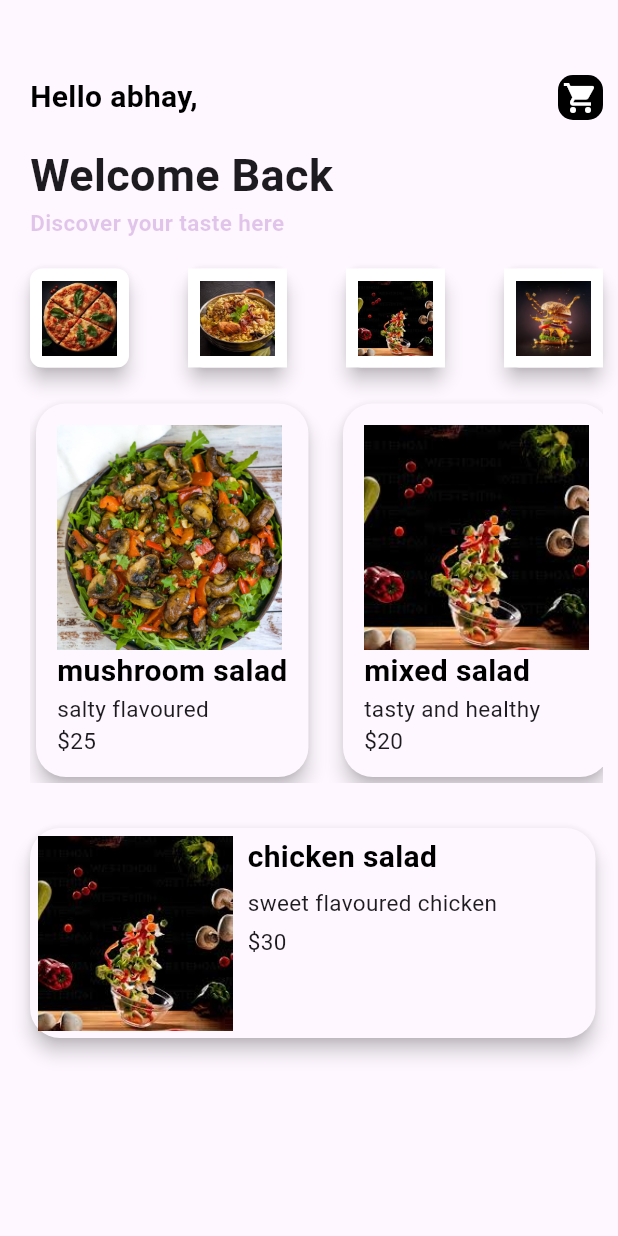
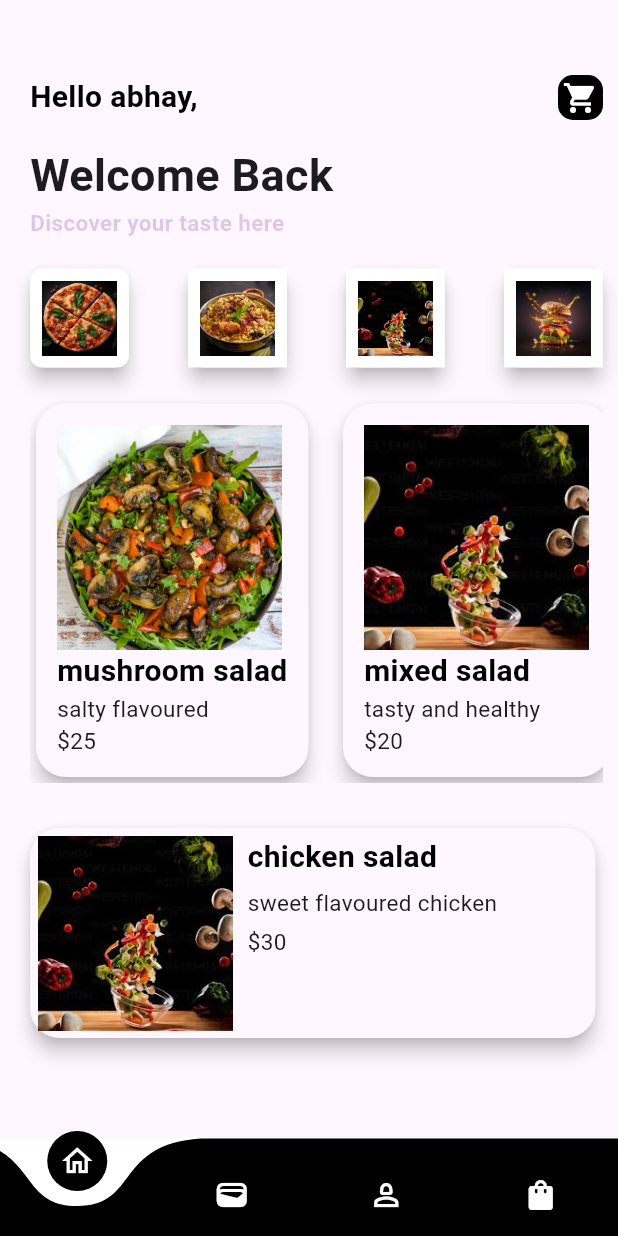
Before and after one commit to abhi00rnair/foodie, a Flutter app: the screen it shows after launch, on a phone screen of 412 x 824 dp. Run offline on Flutter 3.47's test engine with Material 3 defaults, Android fonts, the phone set to English and light mode, and no system bars; drawn by our look-alikes of curved_navigation_bar.

Commit message:
second one

```diff
--- a/lib/main.dart
+++ b/lib/main.dart
@@ -1,4 +1,5 @@
 import 'package:flutter/material.dart';
+import 'package:foodie/pages/bottom.dart';
 import 'package:foodie/pages/home.dart';
 
 void main() {
@@ -12,7 +13,7 @@ class Myapp extends StatelessWidget {
   Widget build(BuildContext context) {
     return MaterialApp(
       debugShowCheckedModeBanner: false,
-      home: home(),
+      home: bottom(),
     );
   }
 }
--- a/lib/pages/bottom.dart
+++ b/lib/pages/bottom.dart
@@ -3,7 +3,7 @@ import 'package:foodie/pages/home.dart';
 import 'package:foodie/pages/order.dart';
 import 'package:foodie/pages/profile.dart';
 import 'package:foodie/pages/wallet.dart';
-//import 'package:curved_navigation_bar/curved_navigation_bar.dart';
+import 'package:curved_navigation_bar/curved_navigation_bar.dart';
 
 class bottom extends StatefulWidget {
   const bottom({super.key});
@@ -32,6 +32,37 @@ class _bottomState extends State<bottom> {
 
   @override
   Widget build(BuildContext context) {
-    return Scaffold(bottomNavigationBar: curved);
+    return Scaffold(
+      bottomNavigationBar: CurvedNavigationBar(
+        height: 65,
+        backgroundColor: Color.fromARGB(255, 255, 255, 255),
+        color: Colors.black,
+        animationDuration: Duration(milliseconds: 500),
+        onTap: (int index) {
+          setState(() {
+            currentindex = index;
+          });
+        },
+        items: const [
+          Icon(
+            Icons.home_outlined,
+            color: Color.fromARGB(255, 255, 255, 255),
+          ),
+          Icon(
+            Icons.wallet,
+            color: Color.fromARGB(255, 255, 255, 255),
+          ),
+          Icon(
+            Icons.person_2_outlined,
+            color: Color.fromARGB(255, 255, 255, 255),
+          ),
+          Icon(
+            Icons.shopping_bag,
+            color: Color.fromARGB(255, 255, 255, 255),
+          ),
+        ],
+      ),
+      body: pages[currentindex],
+    );
   }
 }
--- a/lib/pages/home.dart
+++ b/lib/pages/home.dart
@@ -1,6 +1,7 @@
 import 'package:flutter/material.dart';
 //import 'package:';
 import 'package:flutter/widgets.dart';
+import 'package:foodie/pages/details.dart';
 import 'package:foodie/pages/widgets/supprtwidget.dart';
 
 class home extends StatefulWidget {
@@ -66,7 +67,16 @@ class _HomeState extends State<home> {
               scrollDirection: Axis.horizontal,
               child: Row(
                 children: [
-                  Container(
+                  GestureDetector(
+                    onTap: () {
+                      Navigator.push(
+                        context,
+                        MaterialPageRoute(
+                          builder: (context) => Details(),
+                        ),
+                      );
+                    },
+                    child: Container(
                       margin: EdgeInsets.all(4),
                       child: Material(
                         elevation: 5.0,
@@ -82,7 +92,8 @@ class _HomeState extends State<home> {
                                 width: 150,
                                 fit: BoxFit.cover,
                               ),
-                            Text('mushroom salad', style: Appwidget.boldText()),
+                              Text('mushroom salad',
+                                  style: Appwidget.boldText()),
                               Text(
                                 'salty flavoured',
                                 style: Appwidget.styel1(),
@@ -92,6 +103,7 @@ class _HomeState extends State<home> {
                                 style: Appwidget.styel1(),
                               )
                             ],
+                          ),
                         ),
                       ),
                     ),
--- a/pubspec.yaml
+++ b/pubspec.yaml
@@ -30,7 +30,7 @@ environment:
 dependencies:
   flutter:
     sdk: flutter
-    curved_navigation_bar: ^1.0.6
+  curved_navigation_bar: ^1.0.6
 
 
   # The following adds the Cupertino Icons font to your application.
```
Also changed, not shown: lib/pages/details.dart (added, +173 -0 lines), pubspec.lock. Lines whose indentation alone changed are shown as unchanged.
